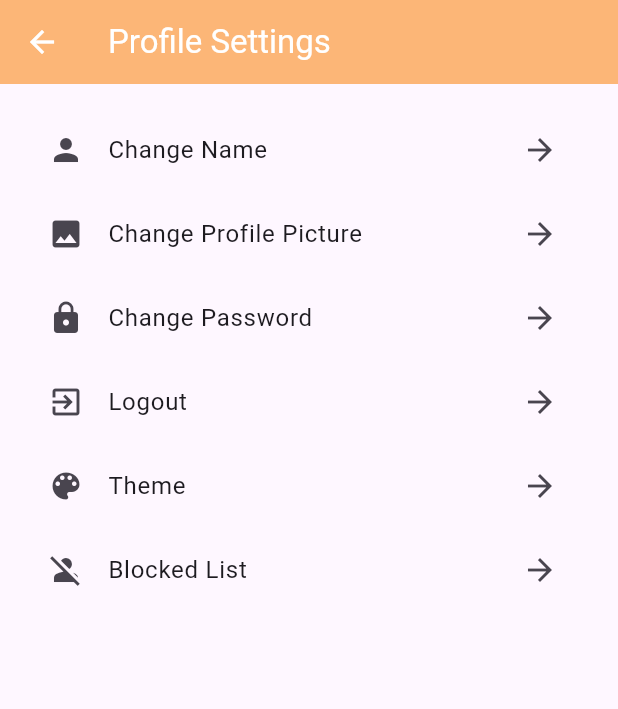
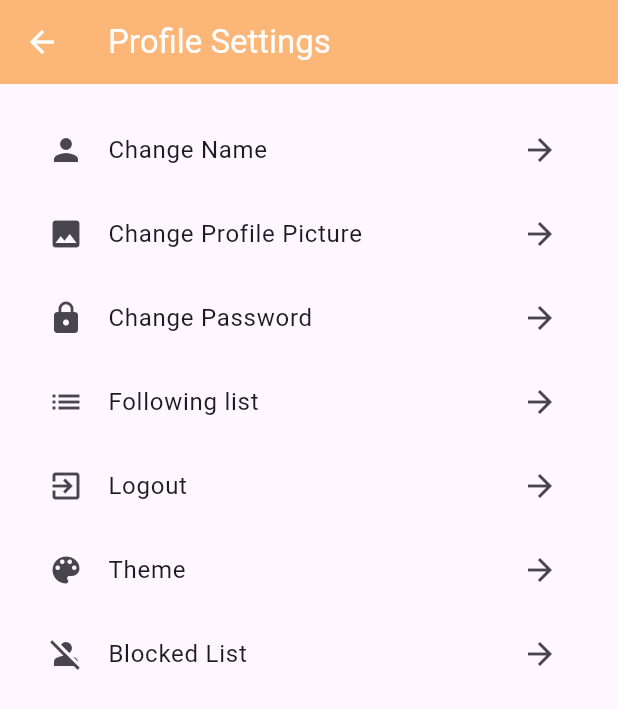
Before and after one commit to hafidabkt/TaleLand, a Flutter app: the ProfileSettingsScreen screen opened directly, on a phone screen of 412 x 824 dp. Shown: the top 709 px of the screen. Run offline on Flutter 3.47's test engine with Material 3 defaults, Android fonts, the light colour scheme and no system bars; our stand-ins replace sqflite; accounts and stored records are empty.

Commit message:
Update settings.dart

```diff
--- a/lib/src/settings.dart
+++ b/lib/src/settings.dart
@@ -45,6 +45,16 @@ class ProfileSettingsScreen extends StatelessWidget {
             () {
               Navigator.push(context,
                   MaterialPageRoute(builder: (context) => ForgetPassword()));
+            },
+          ),
+            buildSettingOption(
+            context,
+            'Following list',
+            Icons.list,
+            () {
+              Navigator.push(context,
+                  MaterialPageRoute(builder: (context) => MyFollowersScreen()));
+              // Implement your logout logic here
             },
           ),
           buildSettingOption(
```
